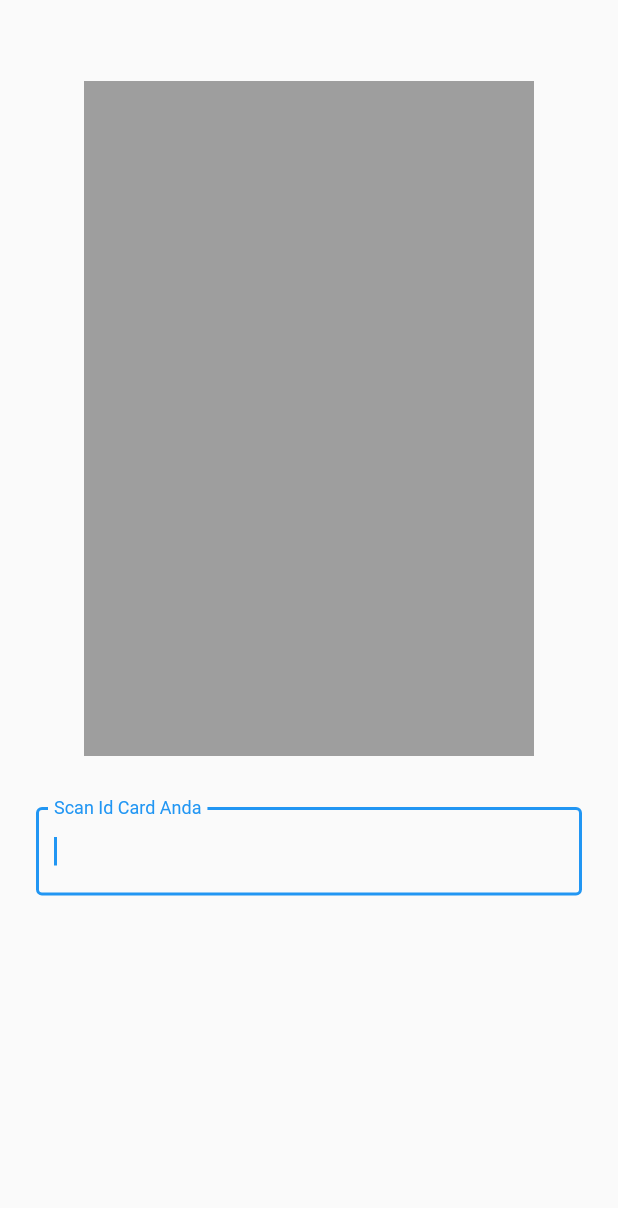
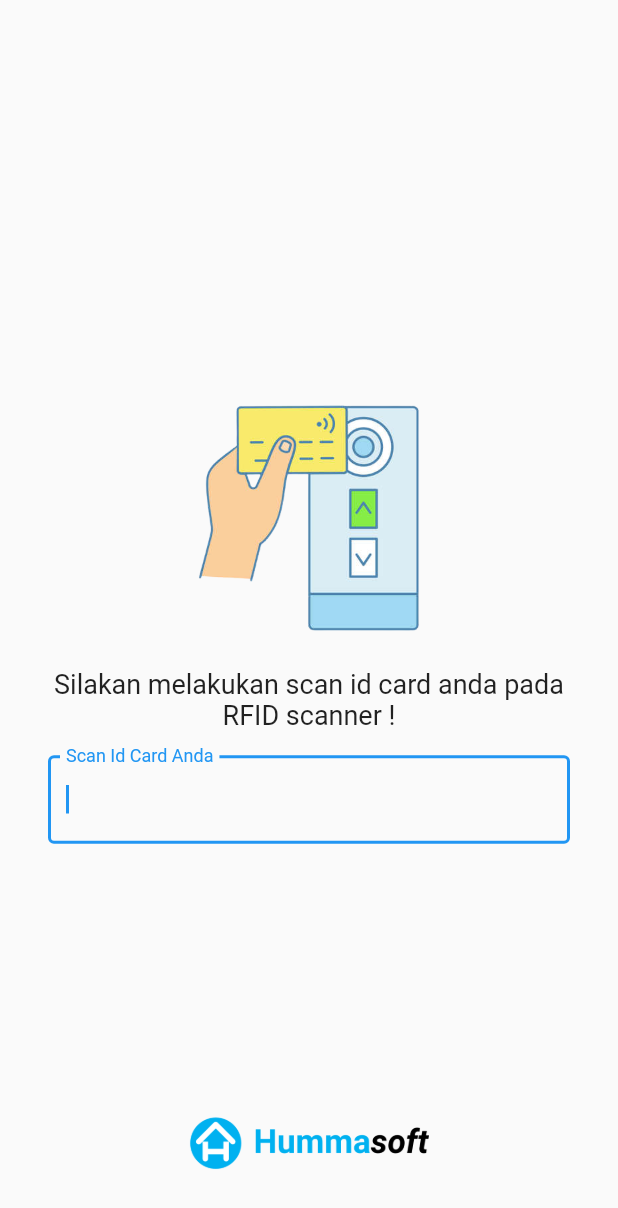
Before and after one commit to wira29/get-magang-app, a Flutter app: the screen it shows after launch, on a phone screen of 412 x 824 dp. Shown: the top 1208 px of the screen. Run offline on Flutter 3.47's test engine with Material 2 defaults, Android fonts, the light colour scheme and no system bars; our stand-ins replace camera, dio.

Commit message:
done scan attendance

```diff
--- /dev/null
+++ b/lib/data/models/RequestResult.dart
@@ -0,0 +1,14 @@
+class RequestResult {
+  int statusCode;
+  String message;
+
+  RequestResult({
+    required this.statusCode,
+    required this.message,
+  });
+
+  factory RequestResult.fromJson(Map<String, dynamic> json) => RequestResult(
+        statusCode: json['status'],
+        message: json['message'],
+      );
+}
--- /dev/null
+++ b/lib/data/models/Scan.dart
@@ -0,0 +1,11 @@
+import 'dart:io';
+
+class Scan {
+  Scan({
+    required this.rfid,
+    required this.photo,
+  });
+
+  String rfid;
+  File photo;
+}
--- /dev/null
+++ b/lib/data/services/api_service.dart
@@ -0,0 +1,63 @@
+import 'dart:io';
+
+import 'package:dio/dio.dart';
+import 'package:get_magang_app/data/models/RequestResult.dart';
+import 'package:http/http.dart' as http;
+
+import '../models/Scan.dart';
+
+class ApiService {
+  static final _baseUrl = "http://192.168.7.37:8000/api/";
+  static final _apiKey = "";
+  static final _contentType = "";
+
+  Future<RequestResult> postAttendance(Scan scan) async {
+    Uri url = Uri.parse(_baseUrl + 'attendance');
+    // print(url);
+
+    // var stream = new http.ByteStream(scan.photo.openRead());
+    // stream.cast();
+
+    // var length = await scan.photo.length();
+
+    // var request = new http.MultipartRequest('POST', url);
+    // request.fields['rfid'] = scan.rfid;
+
+    // var multiport = new http.MultipartFile('photo', stream, length);
+    // request.files.add(multiport);
+
+    // await request.send().then((result) async {
+    //   http.Response.fromStream(result).then((response) {
+    //     if (response.statusCode == 200) {
+    //       print("Uploaded! ");
+    //       print('response.body ' + response.body);
+    //     }
+
+    //     return response.body;
+    //   });
+    // }).catchError((e) {
+    //   print(e);
+    //   print('error');
+    // });
+
+    Dio dio = new Dio();
+    scan.photo.existsSync();
+    String filename = scan.photo.path.split('/').last;
+    FormData formData = new FormData.fromMap({
+      "rfid": scan.rfid,
+      "photo": await MultipartFile.fromFile(scan.photo.path, filename: filename)
+    });
+
+    await dio.post(url.toString(), data: formData).then(
+      (res) {
+        print(res.data);
+        print('berhasil upload');
+      },
+    ).catchError((e) {
+      print(e);
+      print('error');
+    });
+
+    return RequestResult(statusCode: 200, message: "berhasil");
+  }
+}
--- a/lib/main.dart
+++ b/lib/main.dart
@@ -1,5 +1,5 @@
 import 'package:flutter/material.dart';
-import 'package:get_magang_app/screens/attendance_screen.dart';
+import 'package:get_magang_app/screens/home_screen.dart';
 
 void main() {
   runApp(const MyApp());
@@ -25,7 +25,7 @@ class MyApp extends StatelessWidget {
         // is not restarted.
         primarySwatch: Colors.blue,
       ),
-      home: const AttendanceScreen(),
+      home: const HomeScreen(),
     );
   }
 }
--- /dev/null
+++ b/lib/provider/scan_provider.dart
@@ -0,0 +1,36 @@
+import 'package:flutter/widgets.dart';
+import 'package:get_magang_app/data/models/RequestResult.dart';
+import 'package:get_magang_app/data/services/api_service.dart';
+import 'package:get_magang_app/utils/result_state.dart';
+
+import '../data/models/Scan.dart';
+
+class ScanProvider extends ChangeNotifier {
+  final ApiService apiService;
+
+  ScanProvider({required this.apiService});
+
+  ResultState _state = ResultState.Success;
+  String _message = '';
+
+  String get message => _message;
+  ResultState get state => _state;
+
+  Future<dynamic> attendance(Scan scan) async {
+    print('provider');
+    try {
+      _state = ResultState.Loading;
+      notifyListeners();
+
+      final response = await apiService.postAttendance(scan);
+      _state = ResultState.Success;
+      notifyListeners();
+
+      return response;
+    } catch (e) {
+      _state = ResultState.Error;
+      notifyListeners();
+      return _message = "Error --> ${e.runtimeType.toString()}";
+    }
+  }
+}
--- a/lib/screens/home_screen.dart
+++ b/lib/screens/home_screen.dart
@@ -1,4 +1,13 @@
+import 'dart:io';
+
 import 'package:flutter/material.dart';
+import 'package:get_magang_app/data/services/api_service.dart';
+import 'package:get_magang_app/provider/scan_provider.dart';
+import 'package:get_magang_app/utils/result_state.dart';
+import 'package:provider/provider.dart';
+
+import '../data/models/Scan.dart';
+import 'camera_screen.dart';
 
 class HomeScreen extends StatefulWidget {
   const HomeScreen({Key? key}) : super(key: key);
@@ -8,12 +17,60 @@ class HomeScreen extends StatefulWidget {
 }
 
 class _HomeScreenState extends State<HomeScreen> {
+  File? imageFile;
+  TextEditingController controller = TextEditingController();
+  FocusNode focusNode = FocusNode();
+
+  @override
+  void dispose() {
+    controller.dispose();
+    focusNode.dispose();
+    super.dispose();
+  }
+
+  void submitAttendance(Scan scan, ScanProvider provider) {
+    provider.attendance(scan);
+    controller.clear();
+    print('selesai');
+  }
+
   @override
   Widget build(BuildContext context) {
-    return Scaffold(
-      body: Center(
-        child: Padding(
-          padding: const EdgeInsets.all(16.0),
+    return ChangeNotifierProvider(
+      create: (context) => ScanProvider(apiService: ApiService()),
+      child: Scaffold(
+        resizeToAvoidBottomInset: true,
+        body: Padding(
+          padding: const EdgeInsets.all(24),
+          child: Consumer<ScanProvider>(
+            builder: (context, state, _) {
+              if (state.state == ResultState.Loading) {
+                return Center(
+                  child: Row(
+                    mainAxisAlignment: MainAxisAlignment.center,
+                    children: [
+                      SizedBox(
+                        width: 24,
+                        height: 24,
+                        child: CircularProgressIndicator(),
+                      ),
+                      SizedBox(
+                        width: 32,
+                      ),
+                      Text("Loading..."),
+                    ],
+                  ),
+                );
+              } else if (state.state == ResultState.Error) {
+                return Center(
+                  child: Text(state.message),
+                );
+              } else {
+                return Stack(
+                  children: [
+                    SizedBox(
+                      width: MediaQuery.of(context).size.width,
+                      height: MediaQuery.of(context).size.height,
                       child: Column(
                         mainAxisAlignment: MainAxisAlignment.center,
                         children: [
@@ -30,21 +87,56 @@ class _HomeScreenState extends State<HomeScreen> {
                             ),
                           ),
                           Padding(
-                padding: EdgeInsets.symmetric(horizontal: 8, vertical: 16),
+                            padding: EdgeInsets.symmetric(
+                                horizontal: 8, vertical: 16),
                             child: TextFormField(
+                              autofocus: true,
+                              controller: controller,
+                              focusNode: focusNode,
                               decoration: const InputDecoration(
                                 border: OutlineInputBorder(),
-                    labelText: 'Scan ID Card Anda',
+                                labelText: 'Scan Id Card Anda',
                               ),
-                  autofocus: true,
-                  onFieldSubmitted: (value) {
-                    print(value);
+                              onFieldSubmitted: (value) async {
+                                imageFile = await Navigator.push<File>(
+                                    context,
+                                    MaterialPageRoute(
+                                        builder: (_) => CameraScreen()));
+                                // focusNode.requestFocus();
+                                // controller.text = "";
+                                // print(value);
+                                submitAttendance(
+                                    Scan(rfid: value, photo: imageFile!),
+                                    state);
                               },
                             ),
                           ),
                         ],
                       ),
                     ),
+                    Positioned(
+                      bottom: 20,
+                      left: 0,
+                      right: 0,
+                      child: SizedBox(
+                        width: MediaQuery.of(context).size.width,
+                        child: Row(
+                          mainAxisAlignment: MainAxisAlignment.center,
+                          children: [
+                            Image.asset(
+                              'assets/illustrations/logo-black.png',
+                              width: 160,
+                            ),
+                          ],
+                        ),
+                      ),
+                    )
+                  ],
+                );
+              }
+            },
+          ),
+        ),
       ),
     );
   }
--- /dev/null
+++ b/lib/utils/result_state.dart
@@ -0,0 +1 @@
+enum ResultState { Loading, NoData, HasData, Success, Error }
--- a/pubspec.yaml
+++ b/pubspec.yaml
@@ -29,6 +29,7 @@ environment:
 dependencies:
   camera: ^0.10.0+4
   cupertino_icons: ^1.0.2
+  dio: ^4.0.6
   flutter:
     sdk: flutter
   http: ^0.13.5
```
Also changed, not shown: lib/screens/camera_screen.dart (+24 -8 lines), assets/illustrations/camera-overlay.png, assets/illustrations/logo-black.png (added), assets/illustrations/logo-white.png (added), assets/illustrations/user.png (added), pubspec.lock. Lines whose indentation alone changed are shown as unchanged.
